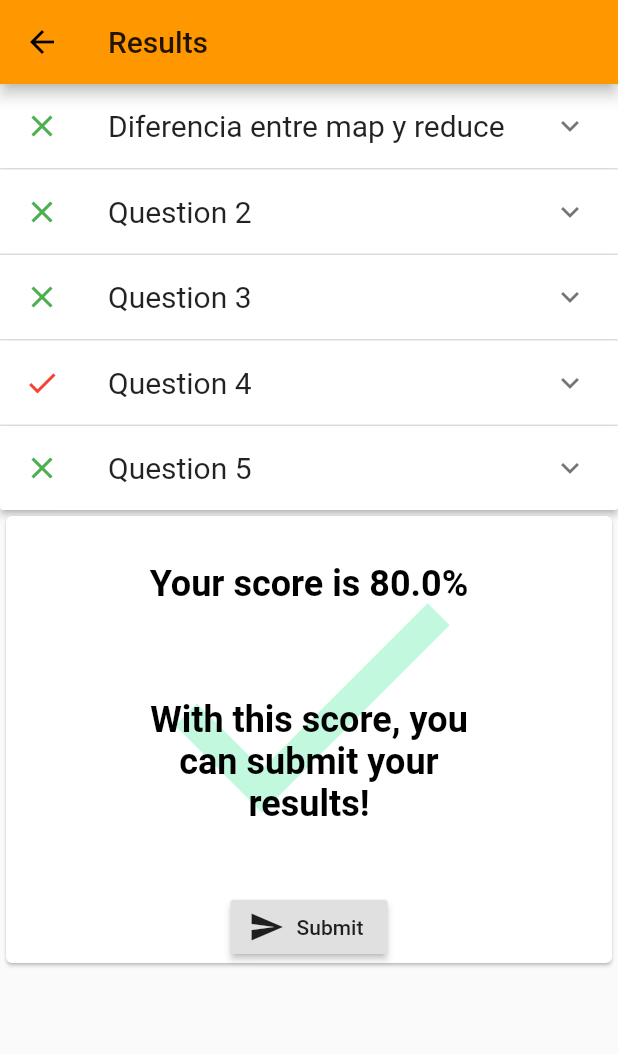
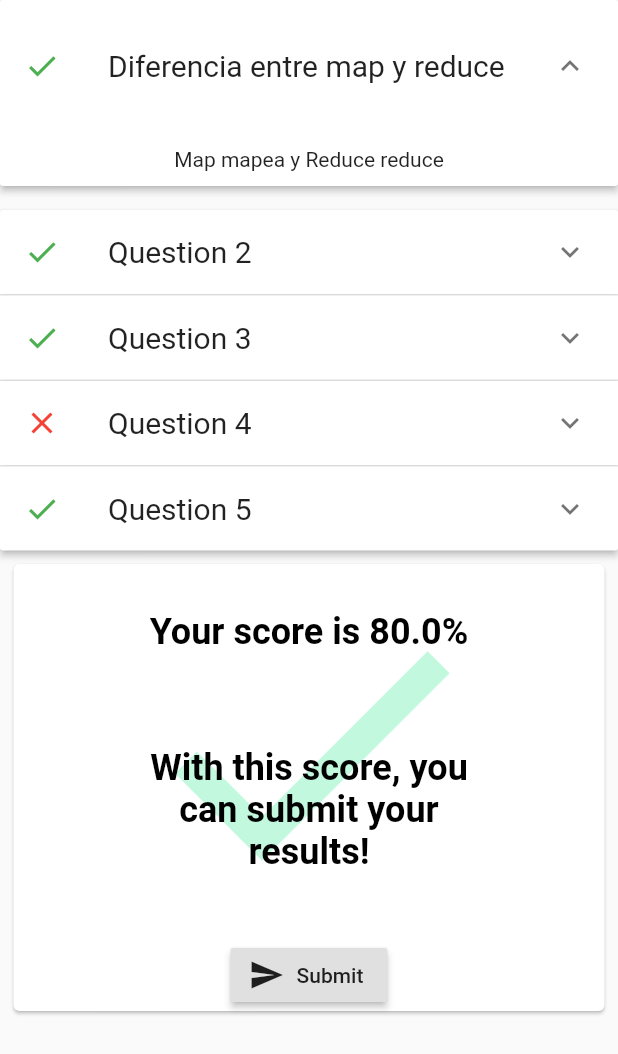
Before and after one commit to rldona/quizpany, a Flutter app: the ResultsScreen screen opened by its route, after a tap on the "expand more" icon, on a phone screen of 412 x 824 dp. Shown: the top 1054 px of the screen. Run offline on Flutter 3.47's test engine with Material 2 defaults, Android fonts, the phone set to English and light mode, and no system bars.

```diff
--- a/lib/main.dart
+++ b/lib/main.dart
@@ -1,4 +1,5 @@
 import 'package:flutter/material.dart';
+import 'package:quizpany/screens/quiz.dart';
 import 'package:quizpany/screens/results.dart';
 import 'package:quizpany/screens/Login.dart';
 import 'package:quizpany/screens/skills_selection.dart';
@@ -12,11 +13,13 @@ class Quizpany extends StatelessWidget {
       title: 'Quizpany',
       theme: ThemeData(
         primarySwatch: Colors.orange,
+        backgroundColor: Colors.white,
       ),
       initialRoute: '/',
       routes: {
-        '/': (BuildContext context) => Login(),
+        // '/': (BuildContext context) => Login(),
         '/skillsSelection': (BuildContext context) => SkillsSelection(),
+        '/': (BuildContext context) => Quiz(),
         '/results': (BuildContext context) => ResultsScreen(),
       },
     );
--- /dev/null
+++ b/lib/models/answer.dart
@@ -0,0 +1,16 @@
+class Answer {
+  final int id;
+  final String rightAnswer;
+  final String givenAnswer;
+  final String question;
+  final String explanation;
+
+  Answer(
+      {this.id,
+      this.rightAnswer,
+      this.givenAnswer,
+      this.question,
+      this.explanation});
+
+  bool get isRight => rightAnswer == givenAnswer;
+}
--- /dev/null
+++ b/lib/screens/quiz.dart
@@ -0,0 +1,44 @@
+import 'package:flutter/material.dart';
+import 'package:quizpany/widgets/timer.dart';
+
+class Quiz extends StatefulWidget {
+  @override
+  State<Quiz> createState() => _QuizState();
+}
+
+class _QuizState extends State<Quiz> with TickerProviderStateMixin {
+  AnimationController timerController;
+
+  final _questionTime = Duration(seconds: 10);
+
+  @override
+  void initState() {
+    super.initState();
+    timerController = AnimationController(
+      vsync: this,
+      duration: Duration(seconds: 10),
+    );
+
+    timerController.forward(from: 0.0);
+    timerController.addListener(() {
+      if (timerController.value == 1.0) {
+        // go to next
+        timerController.repeat();
+      }
+    });
+  }
+
+  @override
+  Widget build(BuildContext context) {
+    return Scaffold(
+      body: SafeArea(
+        child: Column(
+          mainAxisAlignment: MainAxisAlignment.spaceBetween,
+          children: <Widget>[
+            TimerBar(timerController, _questionTime),
+          ],
+        ),
+      ),
+    );
+  }
+}
--- a/lib/screens/results.dart
+++ b/lib/screens/results.dart
@@ -1,147 +1,76 @@
+import 'dart:collection';
+
 import 'package:flutter/material.dart';
+import 'package:quizpany/models/answer.dart';
+import 'package:quizpany/widgets/final_score_card.dart';
 
 class ResultsScreen extends StatefulWidget {
+  final List<Answer> _answers = [
+    Answer(
+      id: 1,
+      rightAnswer: 'A',
+      givenAnswer: 'A',
+      question: 'Diferencia entre map y reduce',
+      explanation: "Map mapea y Reduce reduce",
+    ),
+    Answer(
+      id: 2,
+      rightAnswer: 'B',
+      givenAnswer: 'B',
+      question: 'Question 2',
+      explanation: "This is an explanation for the question 2",
+    ),
+    Answer(
+      id: 3,
+      rightAnswer: 'C',
+      givenAnswer: 'C',
+      question: 'Question 3',
+      explanation: "This is an explanation for the question 3",
+    ),
+    Answer(
+      id: 4,
+      rightAnswer: 'A',
+      givenAnswer: 'B',
+      question: 'Question 4',
+      explanation: "This is an explanation for the question 4",
+    ),
+    Answer(
+      id: 5,
+      rightAnswer: 'D',
+      givenAnswer: 'D',
+      question: 'Question 5',
+      explanation: "This is an explanation for the question 5",
+    ),
+  ];
+
   @override
   State<StatefulWidget> createState() => _ResultsScreenState();
 }
 
 class _ResultsScreenState extends State<ResultsScreen> {
-  List<Map<String, dynamic>> _answers = [
-    {
-      'id': 1,
-      'rightAnswer': 'A',
-      'givenAnswer': 'A',
-      'question': 'Diferencia entre map y reduce',
-      'explanation': "Map mapea y Reduce reduce",
-      'expanded': false,
-    },
-    {
-      'id': 2,
-      'rightAnswer': 'B',
-      'givenAnswer': 'B',
-      'question': 'Question 2',
-      'explanation': "This is an explanation for the question 2",
-      'expanded': false,
-    },
-    {
-      'id': 3,
-      'rightAnswer': 'C',
-      'givenAnswer': 'C',
-      'question': 'Question 3',
-      'explanation': "This is an explanation for the question 3",
-      'expanded': false,
-    },
-    {
-      'id': 4,
-      'rightAnswer': 'A',
-      'givenAnswer': 'B',
-      'question': 'Question 4',
-      'explanation': "This is an explanation for the question 4",
-      'expanded': false,
-    },
-    {
-      'id': 5,
-      'rightAnswer': 'D',
-      'givenAnswer': 'D',
-      'question': 'Question 5',
-      'explanation': "This is an explanation for the question 5",
-      'expanded': false,
-    },
-  ];
+  HashSet<int> _expandedAnswers = HashSet.identity();
 
   BuildContext _scaffoldContext;
 
-  ExpansionPanel _buildAnswerExpansionPanel(Map<String, dynamic> answer) {
-    final isRight = answer['rightAnswer'] == answer['givenAnswer'];
-
+  ExpansionPanel _buildAnswerExpansionPanel(Answer answer) {
     return ExpansionPanel(
       headerBuilder: (context, isExpanded) {
         return ListTile(
           leading: Icon(
-            isRight ? Icons.clear : Icons.check,
-            color: isRight ? Colors.green : Colors.red,
+            answer.isRight ? Icons.check : Icons.clear,
+            color: answer.isRight ? Colors.green : Colors.red,
           ),
           title: Text(
-            answer['question'],
+            answer.question,
             style: TextStyle(fontSize: 20.0),
           ),
         );
       },
-      isExpanded: answer['expanded'],
+      isExpanded: _expandedAnswers.contains(answer.id),
       body: Container(
         margin: EdgeInsets.all(10.0),
         child: Text(
-          answer['explanation'],
-        ),
-      ),
-    );
-  }
-
-  Widget _buildScoreCard(BuildContext context) {
-    final scoreThreshold = 0.65;
-    final score = _answers.fold(
-            0,
-            (nRight, answer) =>
-                nRight +
-                (answer['rightAnswer'] == answer['givenAnswer'] ? 1 : 0)) /
-        _answers.length;
-    final isPassingScore = score > scoreThreshold;
-
-    return Card(
-      child: DefaultTextStyle(
-        style: TextStyle(
-          color: Colors.black,
-          fontSize: 24.0,
-          fontWeight: FontWeight.bold,
-        ),
-        child: Column(
-          children: <Widget>[
-            Stack(
-              children: <Widget>[
-                Opacity(
-                  opacity: 0.4,
-                  child: Icon(
-                    isPassingScore ? Icons.check : Icons.close,
-                    color:
-                        isPassingScore ? Colors.greenAccent : Colors.redAccent,
-                    size: 250.0,
-                  ),
-                ),
-                Positioned(
-                  top: 250.0 / 8,
-                  width: 250.0,
-                  child: Column(
-                    children: <Widget>[
-                      Text(
-                        'Your score is ${score * 100}%',
-                      ),
-                      SizedBox(height: 250.0 / 4),
-                      Text(
-                        isPassingScore
-                            ? 'With this score, you can submit your results!'
-                            : ' Sorry, you are not experienced enough for us.',
-                        textAlign: TextAlign.center,
-                      ),
-                    ],
-                  ),
-                ),
-              ],
-            ),
-            RaisedButton.icon(
-              label: Text('Submit'),
-              icon: Icon(Icons.send),
-              onPressed: isPassingScore
-                  ? () {
-                      Scaffold.of(_scaffoldContext).showSnackBar(
-                        SnackBar(
-                          content: Text('Your data has been sent'),
-                          duration: Duration(seconds: 1),
-                        ),
-                      );
-                    }
-                  : null,
-            ),
-          ],
+          answer.explanation,
         ),
       ),
     );
@@ -150,25 +79,42 @@ class _ResultsScreenState extends State<ResultsScreen> {
   @override
   Widget build(BuildContext context) {
     return Scaffold(
-      appBar: AppBar(
-        title: Text('Results'),
-      ),
-      body: Builder(builder: (BuildContext context) {
+      body: SafeArea(
+        child: Builder(
+          builder: (BuildContext context) {
             _scaffoldContext = context;
             return ListView(
               children: <Widget>[
                 ExpansionPanelList(
                     expansionCallback: (index, isExpanded) {
                       setState(() {
-                  _answers[index]['expanded'] = !isExpanded;
+                        final answerId = widget._answers[index].id;
+                        if (_expandedAnswers.contains(answerId)) {
+                          _expandedAnswers.remove(answerId);
+                        } else {
+                          _expandedAnswers.add(answerId);
+                        }
                       });
                     },
-              children: _answers.map(_buildAnswerExpansionPanel).toList(),
+                    children: widget._answers
+                        .map(_buildAnswerExpansionPanel)
+                        .toList()),
+                Padding(
+                  padding: EdgeInsets.all(5.0),
+                  child: FinalScoreCard(widget._answers, () {
+                    Scaffold.of(_scaffoldContext).showSnackBar(
+                      SnackBar(
+                        content: Text('Your data has been sent'),
+                        duration: Duration(seconds: 1),
                       ),
-            _buildScoreCard(context),
+                    );
+                  }),
+                ),
               ],
             );
-      }),
+          },
+        ),
+      ),
     );
   }
 }
--- a/lib/screens/skills_selection.dart
+++ b/lib/screens/skills_selection.dart
@@ -56,7 +56,7 @@ class _SkillsSelectionState extends State<SkillsSelection> {
                       ),
                     ),
                     color: Colors.blue,
-                    onPressed: () => Navigator.pushReplacementNamed(context, '/results'),
+                    onPressed: () => Navigator.pushReplacementNamed(context, '/quiz'),
                   ),
                 )
               ],
--- /dev/null
+++ b/lib/widgets/final_score_card.dart
@@ -0,0 +1,74 @@
+import 'package:flutter/material.dart';
+import 'package:quizpany/models/answer.dart';
+
+class FinalScoreCard extends StatelessWidget {
+  final List<Answer> answers;
+  final VoidCallback onSubmit;
+  final scoreThreshold = 0.65;
+
+  FinalScoreCard(this.answers, this.onSubmit);
+
+  double _getScore() {
+    final rightCount = answers.fold(
+      0,
+      (nRight, answer) => nRight + (answer.isRight ? 1 : 0),
+    );
+    return rightCount / answers.length;
+  }
+
+  @override
+  Widget build(BuildContext context) {
+    final score = _getScore();
+    final isPassingScore = score > scoreThreshold;
+
+    return Card(
+      child: DefaultTextStyle(
+        style: TextStyle(
+          color: Colors.black,
+          fontSize: 24.0,
+          fontWeight: FontWeight.bold,
+        ),
+        child: Column(
+          children: <Widget>[
+            Stack(
+              children: <Widget>[
+                Opacity(
+                  opacity: 0.4,
+                  child: Icon(
+                    isPassingScore ? Icons.check : Icons.close,
+                    color:
+                        isPassingScore ? Colors.greenAccent : Colors.redAccent,
+                    size: 250.0,
+                  ),
+                ),
+                Positioned(
+                  top: 250.0 / 8,
+                  width: 250.0,
+                  child: Column(
+                    children: <Widget>[
+                      Text(
+                        'Your score is ${score * 100}%',
+                      ),
+                      SizedBox(height: 250.0 / 4),
+                      Text(
+                        isPassingScore
+                            ? 'With this score, you can submit your results!'
+                            : ' Sorry, you are not experienced enough for us.',
+                        textAlign: TextAlign.center,
+                      ),
+                    ],
+                  ),
+                ),
+              ],
+            ),
+            RaisedButton.icon(
+              label: Text('Submit'),
+              icon: Icon(Icons.send),
+              onPressed: isPassingScore ? onSubmit : null,
+            ),
+          ],
+        ),
+      ),
+    );
+  }
+}
--- /dev/null
+++ b/lib/widgets/timer.dart
@@ -0,0 +1,87 @@
+import 'dart:math';
+import 'package:flutter/material.dart';
+
+class _TimerPainter extends CustomPainter {
+  final Animation<double> animation;
+  final Color color;
+
+  _TimerPainter({
+    this.animation,
+    this.color,
+  }) : super(repaint: animation);
+
+  @override
+  void paint(Canvas canvas, Size size) {
+    Paint paint = Paint()
+      ..color = color
+      ..strokeWidth = 5.0
+      ..strokeCap = StrokeCap.butt
+      ..style = PaintingStyle.fill;
+
+    canvas.drawRect(
+        Rect.fromLTRB(0, 0, size.width * animation.value, size.height), paint);
+    // canvas.drawArc(Offset.zero & size, 3 * pi / 2, -progress, true, paint);
+  }
+
+  @override
+  bool shouldRepaint(_TimerPainter old) {
+    return animation.value != old.animation.value || color != old.color;
+  }
+}
+
+class TimerBar extends StatelessWidget {
+  final Animation<double> animation;
+  final Duration questionTime;
+
+  TimerBar(this.animation, this.questionTime);
+
+  String get timerString {
+    Duration timeLeft = questionTime - (questionTime * animation.value);
+    //_questionTime - (animation.duration * animation.value);
+    return '${(timeLeft.inSeconds % 60).toString().padLeft(2, '0')}';
+  }
+
+  @override
+  Widget build(BuildContext context) {
+    return Expanded(
+      child: Stack(
+        children: <Widget>[
+          Positioned.fill(
+            child: AnimatedBuilder(
+              animation: animation,
+              builder: (BuildContext context, Widget child) {
+                Color color = Color.lerp(
+                  Colors.blue,
+                  Colors.red,
+                  animation.value,
+                );
+
+                return CustomPaint(
+                  painter: _TimerPainter(
+                    animation: animation,
+                    color: color,
+                  ),
+                );
+              },
+            ),
+          ),
+          Center(
+            child: AnimatedBuilder(
+              animation: animation,
+              builder: (BuildContext context, Widget child) {
+                return new Text(
+                  timerString,
+                  style: TextStyle(
+                    color: Colors.black,
+                    fontSize: 40.0,
+                    fontWeight: FontWeight.bold,
+                  ),
+                );
+              },
+            ),
+          ),
+        ],
+      ),
+    );
+  }
+}
```
Also changed, not shown: 1 other file. Lines whose indentation alone changed are shown as unchanged.
